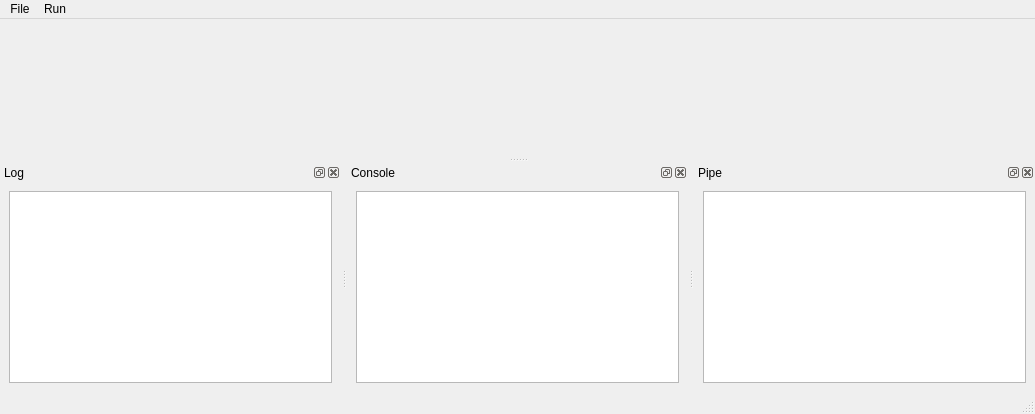
Old version of the form debugger/monkeydbg/src/MainWindow.ui in the repository testmana2/mks.
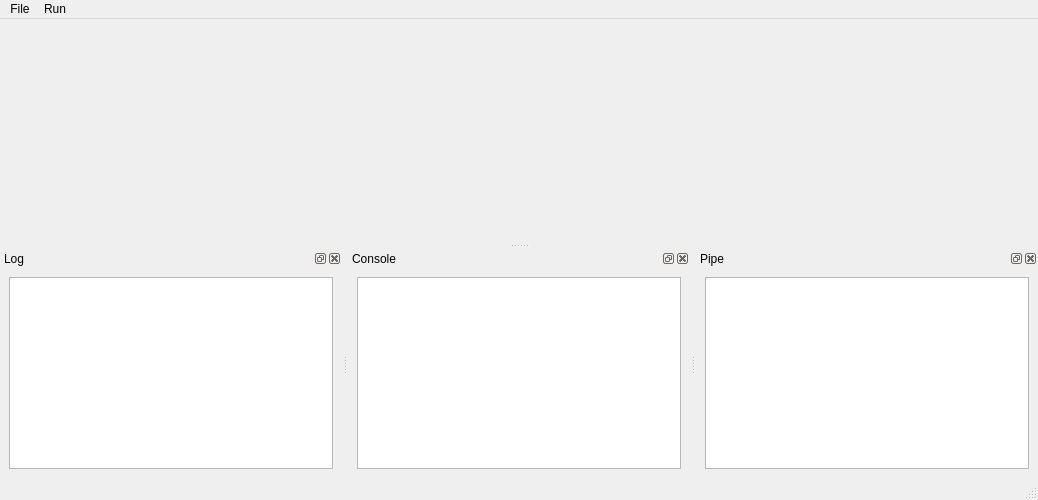
New version of the form.

```diff
--- a/debugger/monkeydbg/src/MainWindow.ui
+++ b/debugger/monkeydbg/src/MainWindow.ui
@@ -5,8 +5,8 @@
    <rect>
     <x>0</x>
     <y>0</y>
-    <width>1035</width>
-    <height>414</height>
+    <width>1038</width>
+    <height>500</height>
    </rect>
   </property>
   <property name="windowTitle" >
@@ -21,8 +21,8 @@
     <rect>
      <x>0</x>
      <y>0</y>
-     <width>1035</width>
-     <height>25</height>
+     <width>1038</width>
+     <height>24</height>
     </rect>
    </property>
    <widget class="QMenu" name="menuRun" >
```
